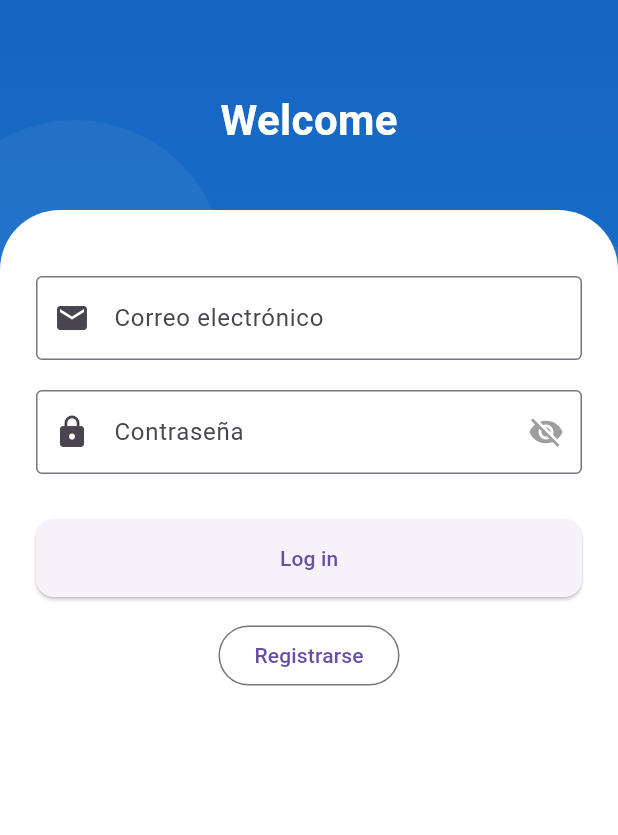
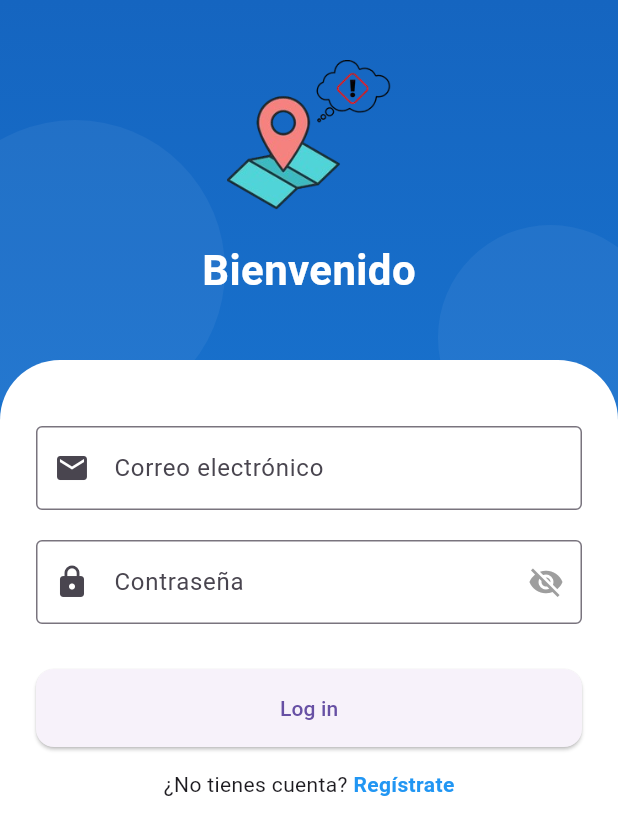
Before and after one commit to MarZYXX/gestion_de_reportes_beta, a Flutter app: the screen it shows after launch, on a phone screen of 412 x 824 dp. Shown: the top 835 px of the screen. Run offline on Flutter 3.47's test engine with Material 3 defaults, Android fonts, the phone set to English and light mode, and no system bars; our stand-ins replace cloud_firestore, firebase_auth, firebase_core, firebase_storage, flutter_map, geocoding and 3 more; missing offline and left inert: flutter_map_marker_cluster; accounts and stored records are empty.

Commit message:
details on login, images added

```diff
--- a/lib/auth/auth_ui/login_screen.dart
+++ b/lib/auth/auth_ui/login_screen.dart
@@ -56,9 +56,23 @@ class _LoginScreenState extends State<LoginScreen> {
                 SafeArea(
                   child: Column(
                     children: [
-                      const SizedBox(height: 60),
-                      const Text("Welcome", style: TextStyle(color: Colors.white, fontSize: 28, fontWeight: FontWeight.bold)),
                       const SizedBox(height: 40),
+
+                      Image.asset(
+                        'asset/images/transparent.png',
+                        height: 100,
+                      ),
+
+                      const SizedBox(height: 20),
+
+                      const Text(
+                        "Bienvenido",
+                        style: TextStyle(
+                          color: Colors.white,
+                          fontSize: 28,
+                          fontWeight: FontWeight.bold,
+                        ),
+                      ),                      const SizedBox(height: 40),
                       Expanded(
                         child: Container(
                           padding: const EdgeInsets.only(top: 24, left: 24, right: 24),
@@ -124,11 +138,26 @@ class _LoginScreenState extends State<LoginScreen> {
                                     ),
                                   ),
                                   const SizedBox(height: 15),
-                                  OutlinedButton(
-                                    onPressed: () {
-                                      Navigator.push(context, MaterialPageRoute(builder: (context) => const RegisterPage()));
-                                    },
-                                    child: const Text("Registrarse"),
+                                  Row(
+                                    mainAxisAlignment: MainAxisAlignment.center,
+                                    children: [
+                                      const Text("¿No tienes cuenta? "),
+                                      GestureDetector(
+                                        onTap: () {
+                                          Navigator.push(
+                                            context,
+                                            MaterialPageRoute(builder: (context) => const RegisterPage()),
+                                          );
+                                        },
+                                        child: const Text(
+                                          "Regístrate",
+                                          style: TextStyle(
+                                            color: Colors.blue,
+                                            fontWeight: FontWeight.bold,
+                                          ),
+                                        ),
+                                      ),
+                                    ],
                                   ),
                                   const SizedBox(height: 40),
                                 ],
--- a/pubspec.yaml
+++ b/pubspec.yaml
@@ -48,6 +48,8 @@ dependencies:
   flutter_map_marker_cluster: ^8.2.2
   firebase_storage: ^13.2.0
   uuid: ^4.3.3
+  flutter_launcher_icons: ^0.14.4
+  flutter_native_splash: ^2.4.7
 
 dev_dependencies:
   flutter_test:
@@ -72,8 +74,8 @@ flutter:
   uses-material-design: true
 
   # To add assets to your application, add an assets section, like this:
-  # assets:
-  #   - images/a_dot_burr.jpeg
+  assets:
+    - asset/images/transparent.png
   #   - images/a_dot_ham.jpeg
 
   # An image asset can refer to one or more resolution-specific "variants", see
```
Also changed, not shown: flutter_launcher_icons.yaml (added, +34 -0 lines), asset/images/notTransparent.png (added), asset/images/transparent.png (added), pubspec.lock, 29 other files.
